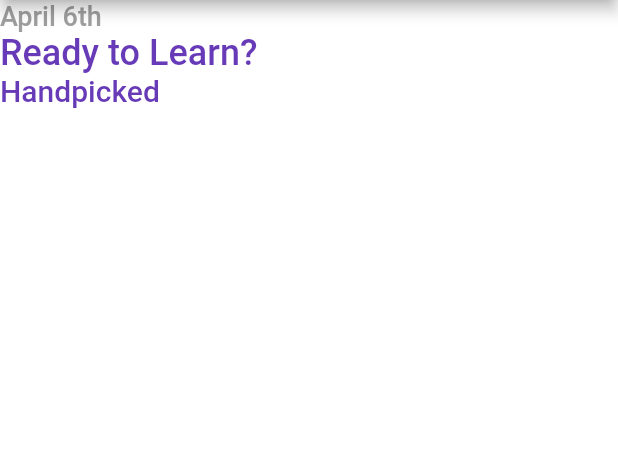
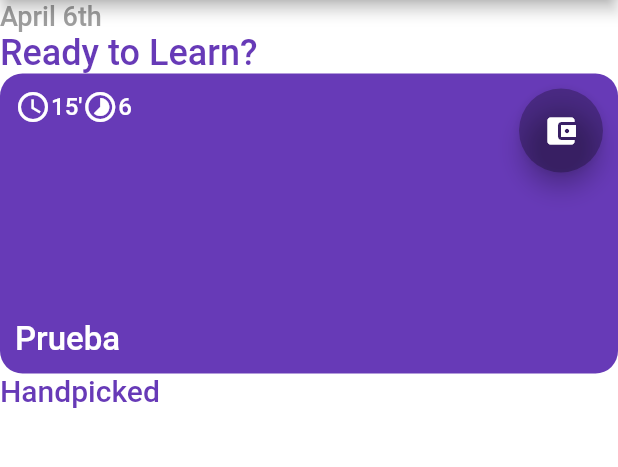
Before and after one commit to gdglapaz/FlutterStudyJam-2019, a Flutter app: the screen it shows after launch, on a phone screen of 412 x 824 dp, the part 84-551 px from its top. Run offline on Flutter 3.47's test engine with Material 2 defaults, Android fonts, the phone set to English and light mode, and no system bars.

Commit message:
Add Custom Card Widget

```diff
--- a/anatomic_app/lib/screens/home_screen.dart
+++ b/anatomic_app/lib/screens/home_screen.dart
@@ -1,5 +1,6 @@
 import 'package:flutter/material.dart';
 import 'package:anatomic_app/widgets/custom_text.dart';
+import 'package:anatomic_app/widgets/custom_card.dart';
 
 class HomeScreen extends StatelessWidget {
   @override
@@ -10,6 +11,7 @@ class HomeScreen extends StatelessWidget {
         children: <Widget>[
           CustomText("April 6th", Colors.grey, 18.0),
           CustomText("Ready to Learn?", Colors.deepPurple, 24.0),
+          CustomCard(1, "Prueba", Icon(Icons.account_balance_wallet), ),
           CustomText("Handpicked", Colors.deepPurple, 20.0),
         ],
       ),
--- a/anatomic_app/lib/widgets/custom_card.dart
+++ b/anatomic_app/lib/widgets/custom_card.dart
@@ -0,0 +1,67 @@
+import 'package:flutter/material.dart';
+import 'package:anatomic_app/widgets/custom_text.dart';
+
+class CustomCard extends StatelessWidget {
+  double mPaddingCard = 10.0;
+  int mId;
+  String mTitle;
+  Icon mIcon;
+
+  CustomCard(this.mId, this.mTitle, this.mIcon);
+
+  @override
+  Widget build(BuildContext context) {
+
+    final mContainer = Container(
+      decoration: BoxDecoration(
+        borderRadius: BorderRadius.circular(15.0),
+        color: Colors.deepPurple,
+      ),
+    );
+
+    final mIndicators = Row(
+      children: <Widget>[
+        Icon(
+          Icons.access_time,
+          color: Colors.white,
+        ),
+        CustomText("15'", Colors.white, 16.0),
+        Icon(
+          Icons.timelapse,
+          color: Colors.white,
+        ),
+        CustomText("6", Colors.white, 16.0)
+      ],
+    );
+
+    final mFab = FloatingActionButton(
+      backgroundColor: Colors.black26,
+      child: mIcon,
+    );
+
+    return Container(
+      width: 300.0,
+      height: 200.0,
+      child: Stack(
+        children: <Widget>[
+          mContainer,
+          Positioned(
+            bottom: mPaddingCard,
+            left: mPaddingCard,
+            child: CustomText(mTitle, Colors.white, 22.0),
+          ),
+          Positioned(
+            top: mPaddingCard,
+            left: mPaddingCard,
+            child: mIndicators,
+          ),
+          Positioned(
+            right: mPaddingCard,
+            top: mPaddingCard,
+            child: mFab,
+          )
+        ],
+      ),
+    );
+  }
+}
```
